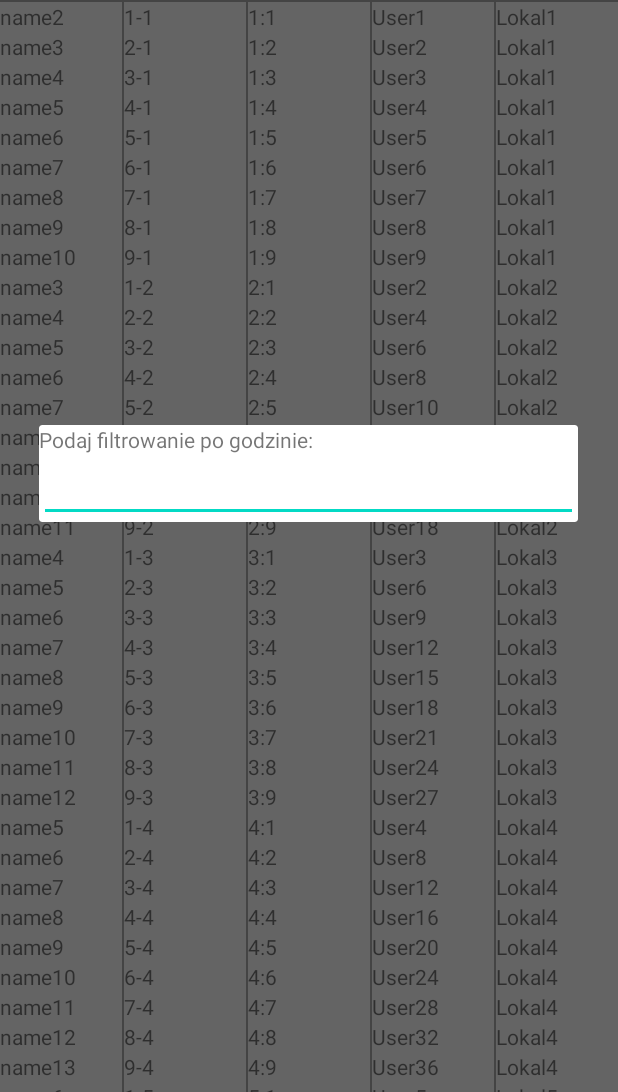
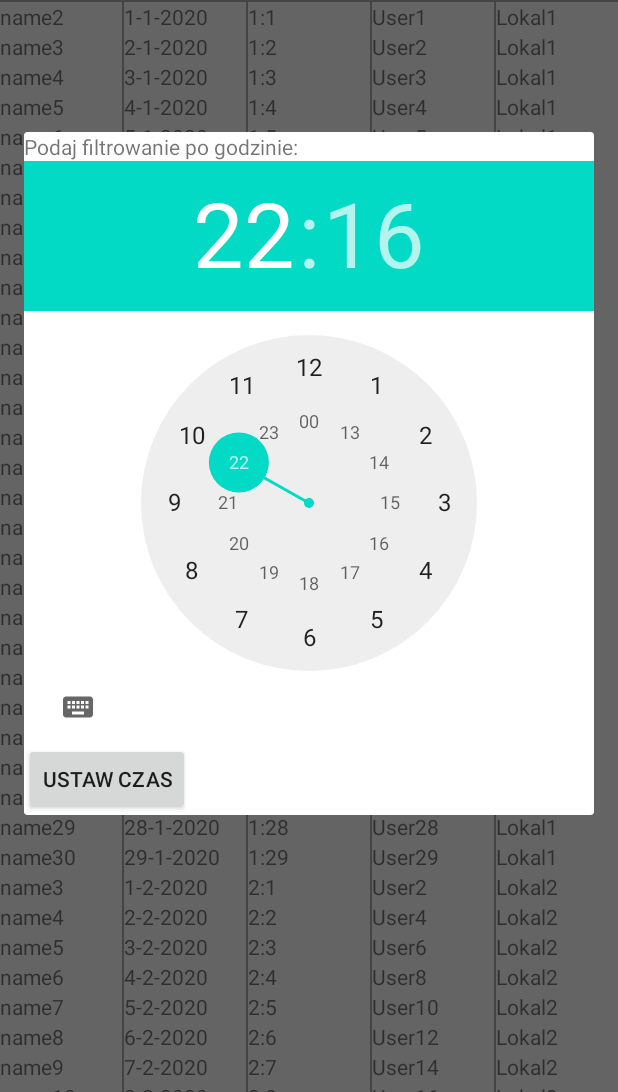
Before and after one commit to damian-supera/zp_lsi_software, an Android app: the screen it shows after launch (MainActivity), after a tap on "Godzina", on a phone screen of 412 x 824 dp, the part 144-1236 px from its top. Run offline under Robolectric (Android 15) with nearby library versions, the phone set to English and light mode, and no system bars; 2 other taps on this screen came first.

Commit message:
Dodanie prawidłowych widoków do filtrów związanych z data i czasem

```diff
--- a/app/src/main/java/com/example/zp_lsi_software/activity/MainActivity.java
+++ b/app/src/main/java/com/example/zp_lsi_software/activity/MainActivity.java
@@ -54,9 +54,9 @@ public class MainActivity extends AppCompatActivity {
         if (dataBaseList.isEmpty()){
 
             for (int i = 1; i < 12; i++) {
-                for (int j = 1 ; j < 10; j++)
+                for (int j = 1 ; j < 30; j++)
                 {
-                    exportDbAdapter.insertExport("name" + (i+j), j + "-" + i, i +":" + j, "User" + (i*j), "Lokal" + i);
+                    exportDbAdapter.insertExport("name" + (i+j), j + "-" + i + "-2020", i +":" + j, "User" + (i*j), "Lokal" + i);
                 }
             }
         }
--- a/app/src/main/java/com/example/zp_lsi_software/viewholders/ExportsHeadLineViewHolder.java
+++ b/app/src/main/java/com/example/zp_lsi_software/viewholders/ExportsHeadLineViewHolder.java
@@ -2,17 +2,22 @@ package com.example.zp_lsi_software.viewholders;
 
 import android.app.Dialog;
 import android.content.Context;
+import android.os.Build;
 import android.text.InputType;
 import android.view.KeyEvent;
 import android.view.LayoutInflater;
 import android.view.View;
+import android.widget.Button;
+import android.widget.CalendarView;
 import android.widget.EditText;
 import android.widget.TextView;
+import android.widget.TimePicker;
 import android.widget.Toast;
 
 import com.example.zp_lsi_software.R;
 
 import androidx.annotation.NonNull;
+import androidx.annotation.RequiresApi;
 import androidx.appcompat.app.AlertDialog;
 
 public class ExportsHeadLineViewHolder extends ExportsViewHolder {
@@ -28,37 +33,35 @@ public class ExportsHeadLineViewHolder extends ExportsViewHolder {
         name.setOnClickListener(new View.OnClickListener() {
             @Override
             public void onClick(View v) {
-                createAllertDialog(1,"Podaj filtrowanie po nazwie: ", InputType.TYPE_TEXT_FLAG_NO_SUGGESTIONS).show();
+                createAllertDialog(1, "Podaj filtrowanie po nazwie: ", InputType.TYPE_TEXT_FLAG_NO_SUGGESTIONS).show();
             }
         });
 
         date.setOnClickListener(new View.OnClickListener() {
             @Override
             public void onClick(View v) {
-                //TODO: porpawić klawiaturę
-                createAllertDialog(2,"Podaj filtrowanie po dacie: ", InputType.TYPE_CLASS_DATETIME | InputType.TYPE_DATETIME_VARIATION_DATE).show();
+                createAllertDialogForDate(2, "Podaj filtrowanie po dacie: ").show();
             }
         });
 
         hour.setOnClickListener(new View.OnClickListener() {
             @Override
             public void onClick(View v) {
-                //TODO: porpawić klawiaturę
-                createAllertDialog(3,"Podaj filtrowanie po godzinie: ", InputType.TYPE_DATETIME_VARIATION_TIME).show();
+                createAllertDialogForTime(3, "Podaj filtrowanie po godzinie: ").show();
             }
         });
 
         user.setOnClickListener(new View.OnClickListener() {
             @Override
             public void onClick(View v) {
-                createAllertDialog(4,"Podaj filtrowanie po użytkowniku: ", InputType.TYPE_TEXT_FLAG_NO_SUGGESTIONS).show();
+                createAllertDialog(4, "Podaj filtrowanie po użytkowniku: ", InputType.TYPE_TEXT_FLAG_NO_SUGGESTIONS).show();
             }
         });
 
         place.setOnClickListener(new View.OnClickListener() {
             @Override
             public void onClick(View v) {
-                createAllertDialog(5,"Podaj filtrowanie po lokalu: ", InputType.TYPE_TEXT_FLAG_NO_SUGGESTIONS).show();
+                createAllertDialog(5, "Podaj filtrowanie po lokalu: ", InputType.TYPE_TEXT_FLAG_NO_SUGGESTIONS).show();
             }
         });
 
@@ -96,7 +99,59 @@ public class ExportsHeadLineViewHolder extends ExportsViewHolder {
         return alertDialog;
     }
 
-    public interface DialogListener{
-        void applyFilter(int column , String filter);
+    private Dialog createAllertDialogForDate(final int column, String message) {
+
+        LayoutInflater layoutInflater = (LayoutInflater) view.getContext().getSystemService(Context.LAYOUT_INFLATER_SERVICE);
+        View dialogView = layoutInflater.inflate(R.layout.alert_dialog_for_date, null);
+
+        AlertDialog.Builder dialogBuilder = new AlertDialog.Builder(view.getContext());
+
+        dialogBuilder.setView(dialogView);
+        final AlertDialog alertDialog = dialogBuilder.create();
+
+        TextView textView = dialogView.findViewById(R.id.text_view);
+        textView.setText(message);
+
+        CalendarView calendarView = dialogView.findViewById(R.id.calendar_view);
+        calendarView.setOnDateChangeListener(new CalendarView.OnDateChangeListener() {
+            @Override
+            public void onSelectedDayChange(@NonNull CalendarView view, int year, int month, int dayOfMonth) {
+                dialogListener.applyFilter(column, dayOfMonth + "-" + month + "-" + year);
+                alertDialog.dismiss();
+            }
+        });
+        return alertDialog;
+    }
+
+    private Dialog createAllertDialogForTime(final int column, String message) {
+
+        LayoutInflater layoutInflater = (LayoutInflater) view.getContext().getSystemService(Context.LAYOUT_INFLATER_SERVICE);
+        View dialogView = layoutInflater.inflate(R.layout.alert_dialog_for_time, null);
+
+        AlertDialog.Builder dialogBuilder = new AlertDialog.Builder(view.getContext());
+
+        dialogBuilder.setView(dialogView);
+        final AlertDialog alertDialog = dialogBuilder.create();
+
+        TextView textView = dialogView.findViewById(R.id.text_view);
+        textView.setText(message);
+
+        final TimePicker timePicker = dialogView.findViewById(R.id.time_picker);
+        timePicker.setIs24HourView(true);
+        Button button = dialogView.findViewById(R.id.set_button);
+        button.setOnClickListener(new View.OnClickListener() {
+            @RequiresApi(api = Build.VERSION_CODES.M)
+            @Override
+            public void onClick(View v) {
+                dialogListener.applyFilter(column, timePicker.getHour() + ":" + timePicker.getMinute());
+                alertDialog.dismiss();
+            }
+        });
+
+        return alertDialog;
+    }
+
+    public interface DialogListener {
+        void applyFilter(int column, String filter);
     }
 }
--- /dev/null
+++ b/app/src/main/res/layout/alert_dialog_for_time.xml
@@ -0,0 +1,23 @@
+<?xml version="1.0" encoding="utf-8"?>
+<LinearLayout xmlns:android="http://schemas.android.com/apk/res/android"
+    android:layout_width="match_parent"
+    android:layout_height="match_parent"
+    android:orientation="vertical">
+
+    <TextView
+        android:id="@+id/text_view"
+        android:layout_width="match_parent"
+        android:layout_height="wrap_content" />
+
+    <TimePicker
+        android:id="@+id/time_picker"
+        android:layout_width="wrap_content"
+        android:layout_height="wrap_content" />
+
+    <Button
+        android:id="@+id/set_button"
+        android:text="Ustaw czas"
+        android:layout_width="wrap_content"
+        android:layout_height="wrap_content"/>
+
+</LinearLayout>
```
Also changed, not shown: app/src/main/res/layout/alert_dialog_for_date.xml (added, +17 -0 lines).
